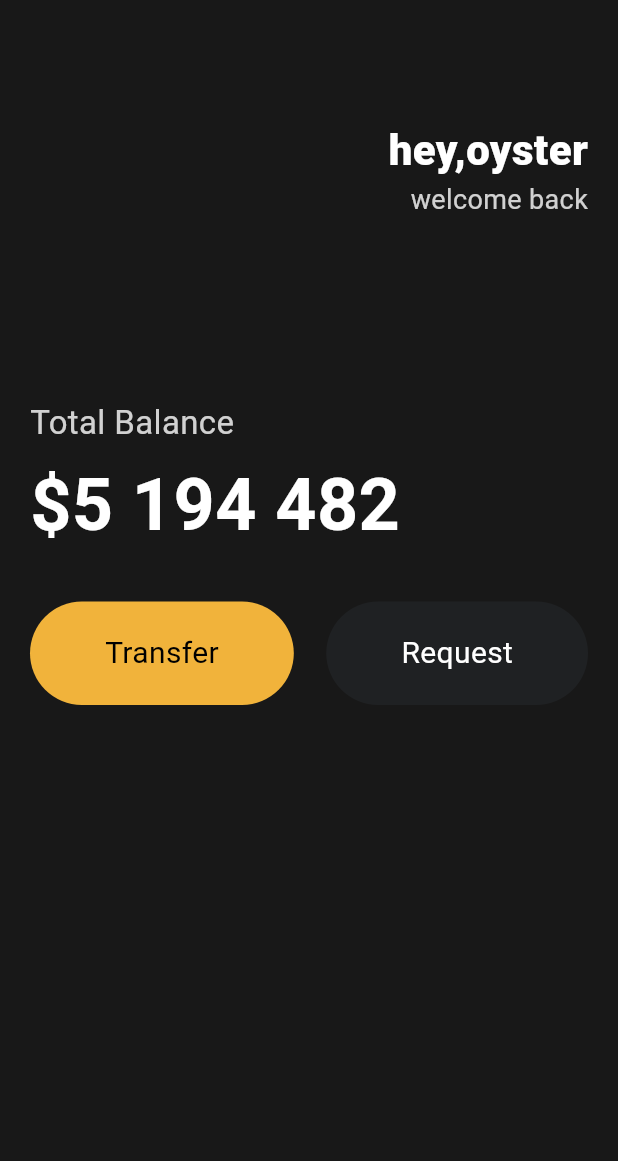
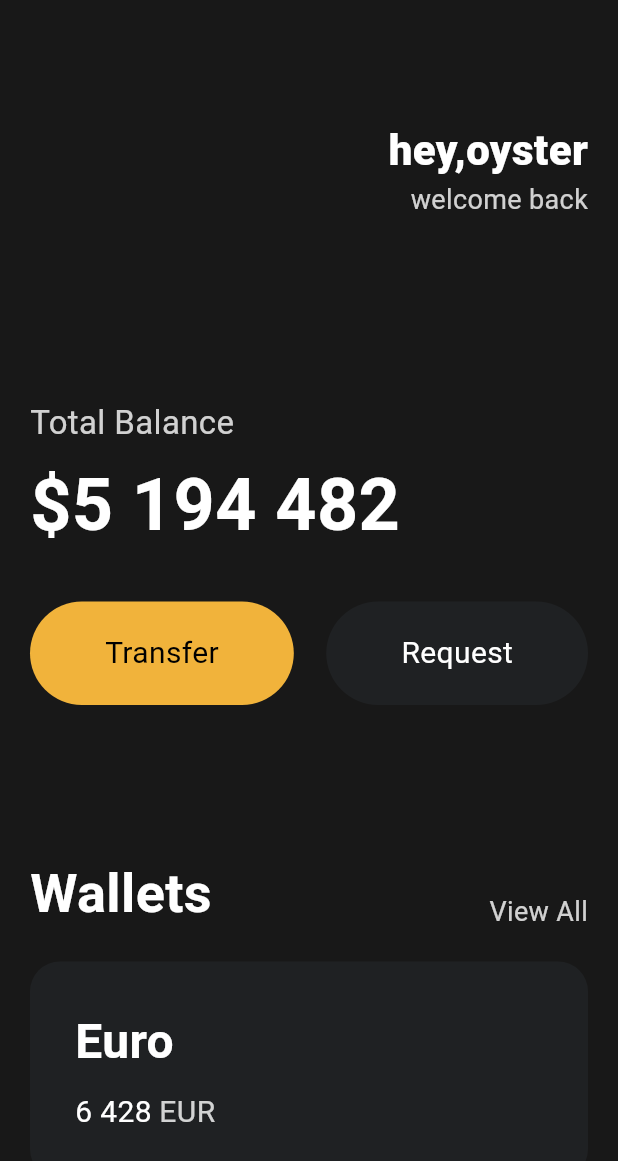
Before and after one commit to oysterjung/Flutter_Practice, a Flutter app: the screen it shows after launch, on a phone screen of 412 x 824 dp. Shown: the top 1161 px of the screen. Run offline on Flutter 3.47's test engine with Material 3 defaults, Android fonts, the phone set to English and light mode, and no system bars.

Commit message:
style: Card생성 및 리팩토링
card생성과 css생성

```diff
--- a/lib/main.dart
+++ b/lib/main.dart
@@ -1,4 +1,5 @@
 import 'package:flutter/material.dart';
+import 'package:flutter/widgets.dart';
 import 'package:toonflix/widget/Button.dart';
 
 void main() {
@@ -83,6 +84,83 @@ class App extends StatelessWidget {
                       textColor: Colors.white,
                     ),
                   ],
+                ),
+                SizedBox(
+                  height: 100,
+                ),
+                Row(
+                  crossAxisAlignment: CrossAxisAlignment.end,
+                  mainAxisAlignment: MainAxisAlignment.spaceBetween,
+                  children: [
+                    Text(
+                      'Wallets',
+                      style: TextStyle(
+                          color: Colors.white,
+                          fontSize: 36,
+                          fontWeight: FontWeight.w600),
+                    ),
+                    Text(
+                      'View All',
+                      style: TextStyle(
+                        color: Colors.white.withOpacity(0.8),
+                        fontSize: 18,
+                      ),
+                    ),
+                  ],
+                ),
+                SizedBox(
+                  height: 20,
+                ),
+                Container(
+                  decoration: BoxDecoration(
+                    color: Color(0xFF1F2123),
+                    borderRadius: BorderRadius.circular(20),
+                  ),
+                  child: Padding(
+                    padding: const EdgeInsets.all(30),
+                    child: Row(
+                      children: [
+                        Column(
+                          crossAxisAlignment: CrossAxisAlignment.start,
+                          children: [
+                            Text(
+                              "Euro",
+                              style: TextStyle(
+                                  color: Colors.white,
+                                  fontSize: 32,
+                                  fontWeight: FontWeight.w600),
+                            ),
+                            SizedBox(
+                              height: 10,
+                            ),
+                            Row(
+                              children: [
+                                Text(
+                                  '6 428',
+                                  style: TextStyle(
+                                    color: Colors.white,
+                                    fontSize: 20,
+                                  ),
+                                ),
+                                SizedBox(
+                                  width: 5,
+                                ),
+                                Text(
+                                  'EUR',
+                                  style: TextStyle(
+                                    color: Colors.white.withOpacity(
+                                      0.8,
+                                    ),
+                                    fontSize: 20,
+                                  ),
+                                ),
+                              ],
+                            ),
+                          ],
+                        ),
+                      ],
+                    ),
+                  ),
                 )
               ],
             ),
```
